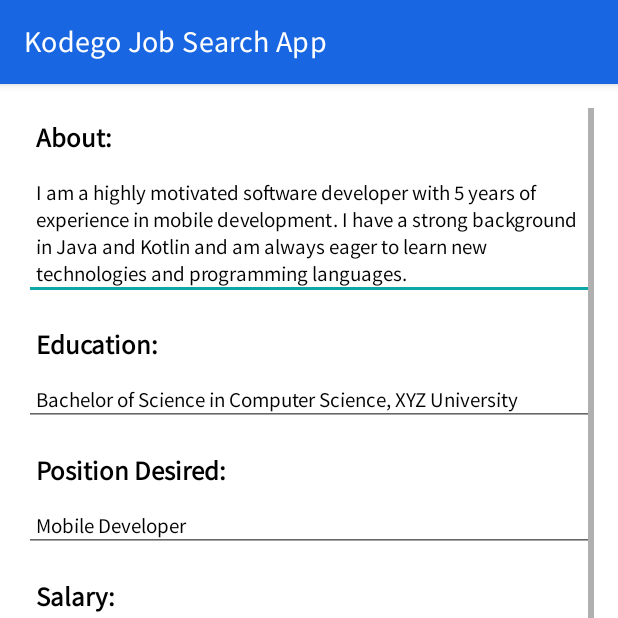
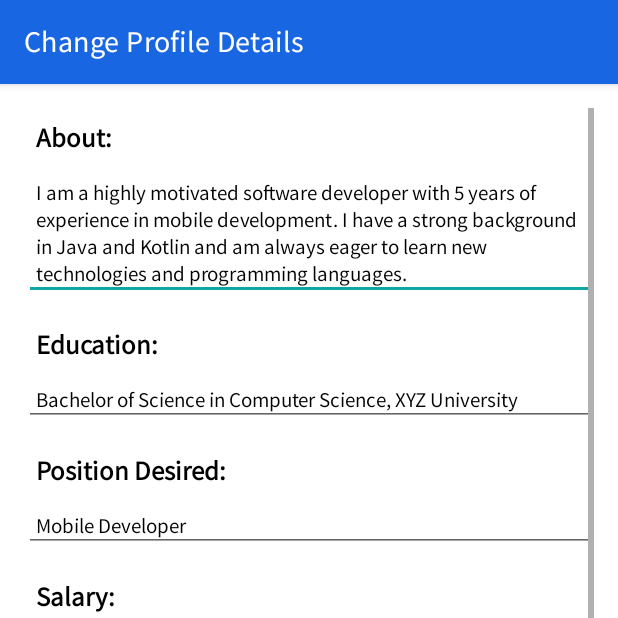
Before and after one commit to jamesdev23/JobSearchApp, an Android app: the ChangeProfileDetailsActivity screen opened directly, with no data from a screen before it, on a phone screen of 412 x 824 dp, the top half of it. Run offline under Robolectric (Android 15) with nearby library versions, the phone set to English and light mode, and no system bars.

Commit message:
change actionbar titles

```diff
--- a/app/src/main/java/com/example/kodegojobsearchapp/wip/ChangeProfileDetailsActivity.kt
+++ b/app/src/main/java/com/example/kodegojobsearchapp/wip/ChangeProfileDetailsActivity.kt
@@ -13,6 +13,8 @@ class ChangeProfileDetailsActivity : AppCompatActivity() {
         binding = ActivityChangeProfileDetailsBinding.inflate(layoutInflater)
         setContentView(binding.root)
 
+        supportActionBar?.title = "Change Profile Details"
+
         binding.btnCancal.setOnClickListener{
             onBackPressed()
         }
--- a/app/src/main/java/com/example/kodegojobsearchapp/wip/ChangeProfilePictureActivity.kt
+++ b/app/src/main/java/com/example/kodegojobsearchapp/wip/ChangeProfilePictureActivity.kt
@@ -11,6 +11,8 @@ class ChangeProfilePictureActivity : AppCompatActivity() {
         binding = ActivityChangeProfilePictureBinding.inflate(layoutInflater)
         setContentView(binding.root)
 
+        supportActionBar?.title = "Change Profile Picture"
+
         binding.btnCancel.setOnClickListener{
             onBackPressed()
         }
--- a/app/src/main/java/com/example/kodegojobsearchapp/wip/CreateJobListingActivity.kt
+++ b/app/src/main/java/com/example/kodegojobsearchapp/wip/CreateJobListingActivity.kt
@@ -10,5 +10,7 @@ class CreateJobListingActivity : AppCompatActivity() {
         super.onCreate(savedInstanceState)
         binding = ActivityCreateJobListingBinding.inflate(layoutInflater)
         setContentView(binding.root)
+
+        supportActionBar?.title = "Create Job Listing"
     }
 }
--- a/app/src/main/java/com/example/kodegojobsearchapp/wip/JobSeekerSearchActivity.kt
+++ b/app/src/main/java/com/example/kodegojobsearchapp/wip/JobSeekerSearchActivity.kt
@@ -11,5 +11,7 @@ class JobSeekerSearchActivity : AppCompatActivity() {
         super.onCreate(savedInstanceState)
         binding = ActivityJobSeekerSearchBinding.inflate(layoutInflater)
         setContentView(binding.root)
+
+        supportActionBar?.title = "Search Applicant"
     }
 }
--- a/app/src/main/java/com/example/kodegojobsearchapp/wip/UploadCoverLetterActivity.kt
+++ b/app/src/main/java/com/example/kodegojobsearchapp/wip/UploadCoverLetterActivity.kt
@@ -10,5 +10,7 @@ class UploadCoverLetterActivity : AppCompatActivity() {
         super.onCreate(savedInstanceState)
         binding = ActivityUploadCoverLetterBinding.inflate(layoutInflater)
         setContentView(binding.root)
+
+        supportActionBar?.title = "Upload CV"
     }
 }
```
